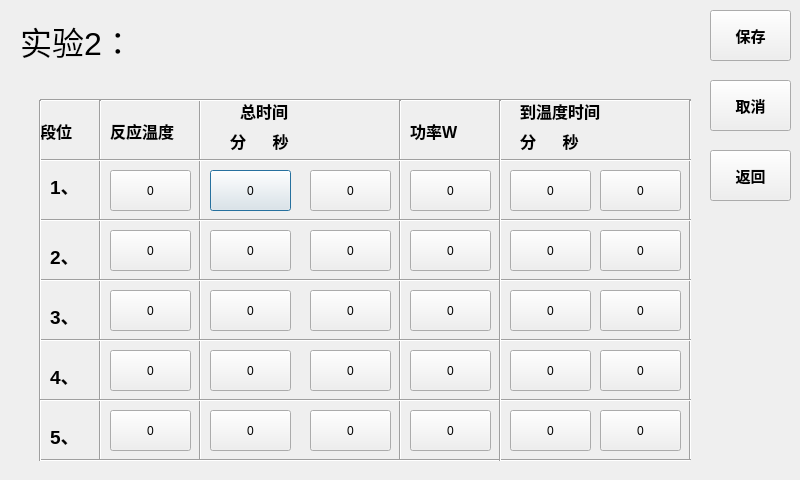
Qt form setting_2.ui (wanghao-xznu/untitled2) before a commit.
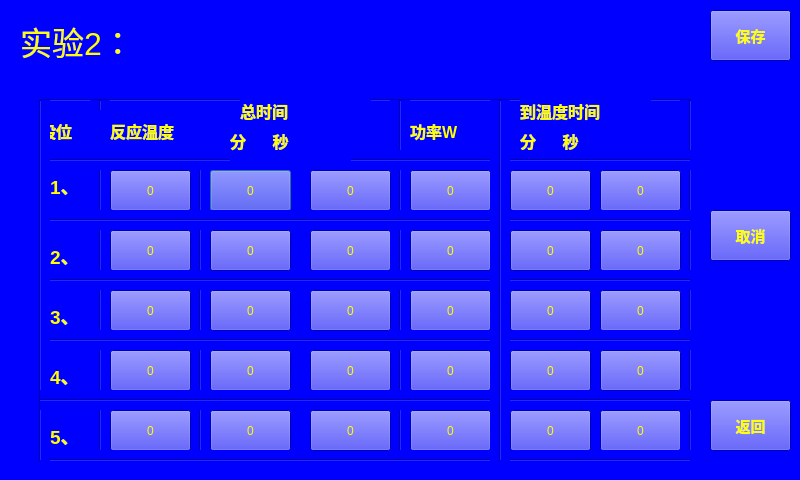
The same form after that commit.

Patch:
```diff
--- a/setting_2.ui
+++ b/setting_2.ui
@@ -13,6 +13,10 @@
   <property name="windowTitle">
    <string>Dialog</string>
   </property>
+  <property name="styleSheet">
+   <string notr="true">color: rgb(255, 255, 0);
+background-color: rgb(0, 0, 255);</string>
+  </property>
   <widget class="Line" name="line_11">
    <property name="geometry">
     <rect>
@@ -860,7 +864,7 @@
    <property name="geometry">
     <rect>
      <x>710</x>
-     <y>150</y>
+     <y>400</y>
      <width>81</width>
      <height>51</height>
     </rect>
@@ -880,7 +884,7 @@
    <property name="geometry">
     <rect>
      <x>710</x>
-     <y>80</y>
+     <y>210</y>
      <width>81</width>
      <height>51</height>
     </rect>
```
